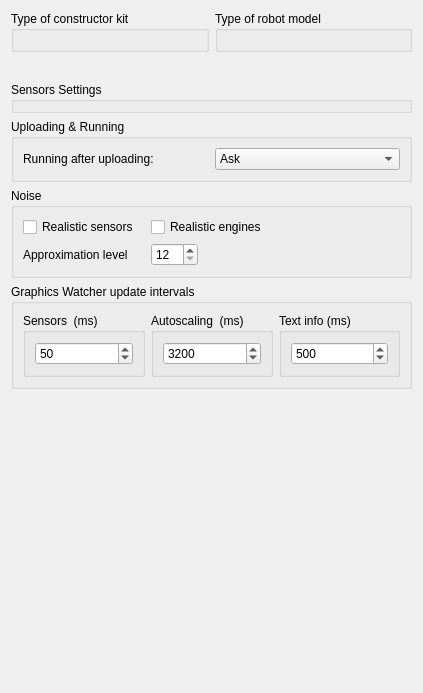
Before: the Qt Designer form plugins/robots/interpreters/interpreterCore/src/robotsSettingsPage.ui in qreal/qreal, drawn with Qt 5.
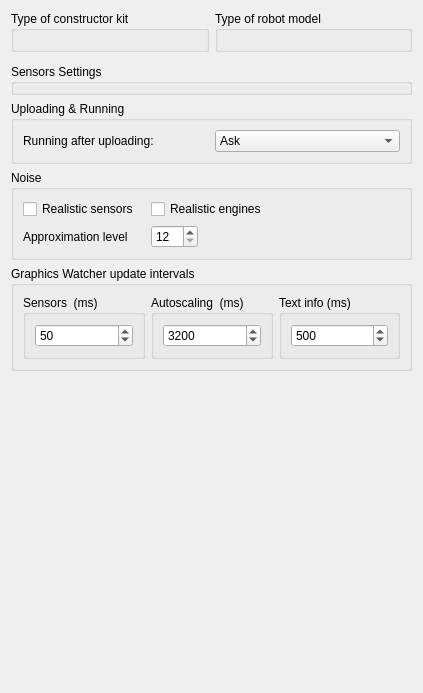
After: the same form once the commit is applied.

```diff
--- a/plugins/robots/interpreters/interpreterCore/src/robotsSettingsPage.ui
+++ b/plugins/robots/interpreters/interpreterCore/src/robotsSettingsPage.ui
@@ -118,7 +118,20 @@
        <verstretch>0</verstretch>
       </sizepolicy>
      </property>
-     <layout class="QVBoxLayout" name="verticalLayout"/>
+     <layout class="QVBoxLayout" name="verticalLayout">
+      <property name="leftMargin">
+       <number>0</number>
+      </property>
+      <property name="topMargin">
+       <number>0</number>
+      </property>
+      <property name="rightMargin">
+       <number>0</number>
+      </property>
+      <property name="bottomMargin">
+       <number>0</number>
+      </property>
+     </layout>
     </widget>
    </item>
    <item row="4" column="0" colspan="2">
```
